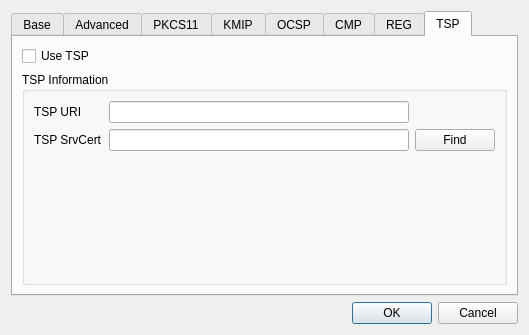
Before: the Qt Designer form CAMan/settings_dlg.ui in jykim74/CertMan, drawn with Qt 5.
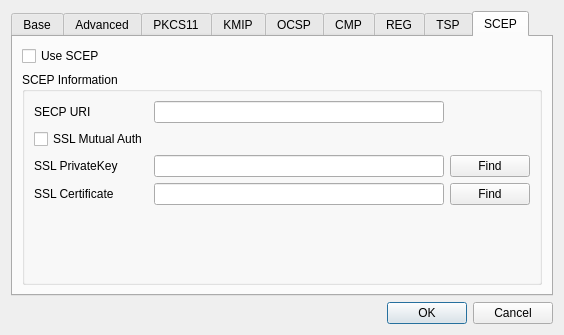
After: the same form once the commit is applied. The open tabs and pages were chosen to show the change.

```diff
--- a/CAMan/settings_dlg.ui
+++ b/CAMan/settings_dlg.ui
@@ -6,7 +6,7 @@
    <rect>
     <x>0</x>
     <y>0</y>
-    <width>529</width>
+    <width>564</width>
     <height>335</height>
    </rect>
   </property>
@@ -625,6 +625,93 @@
        </item>
       </layout>
      </widget>
+     <widget class="QWidget" name="tab_9">
+      <attribute name="title">
+       <string>SCEP</string>
+      </attribute>
+      <layout class="QGridLayout" name="gridLayout_15">
+       <item row="0" column="0">
+        <widget class="QCheckBox" name="mUseSCEPCheck">
+         <property name="text">
+          <string>Use SCEP</string>
+         </property>
+        </widget>
+       </item>
+       <item row="1" column="0">
+        <widget class="QGroupBox" name="groupBox">
+         <property name="title">
+          <string>SCEP Information</string>
+         </property>
+         <layout class="QGridLayout" name="gridLayout_16">
+          <item row="0" column="1">
+           <widget class="QLineEdit" name="mSECPURIPathText"/>
+          </item>
+          <item row="2" column="2">
+           <widget class="QPushButton" name="mSECPPrivateKeyFindBtn">
+            <property name="text">
+             <string>Find</string>
+            </property>
+           </widget>
+          </item>
+          <item row="3" column="1">
+           <widget class="QLineEdit" name="mSECPCertPathText"/>
+          </item>
+          <item row="2" column="0">
+           <widget class="QLabel" name="label_26">
+            <property name="text">
+             <string>SSL PrivateKey</string>
+            </property>
+           </widget>
+          </item>
+          <item row="2" column="1">
+           <widget class="QLineEdit" name="mSECPPrivateKeyPathText"/>
+          </item>
+          <item row="3" column="2">
+           <widget class="QPushButton" name="mSECPCertFindBtn">
+            <property name="text">
+             <string>Find</string>
+            </property>
+           </widget>
+          </item>
+          <item row="3" column="0">
+           <widget class="QLabel" name="label_27">
+            <property name="text">
+             <string>SSL Certificate</string>
+            </property>
+           </widget>
+          </item>
+          <item row="0" column="0">
+           <widget class="QLabel" name="label_25">
+            <property name="text">
+             <string>SECP URI</string>
+            </property>
+           </widget>
+          </item>
+          <item row="1" column="0">
+           <widget class="QCheckBox" name="mSCEPMutualAuthCheck">
+            <property name="text">
+             <string>SSL Mutual Auth</string>
+            </property>
+           </widget>
+          </item>
+          <item row="4" column="1">
+           <spacer name="verticalSpacer_9">
+            <property name="orientation">
+             <enum>Qt::Vertical</enum>
+            </property>
+            <property name="sizeHint" stdset="0">
+             <size>
+              <width>20</width>
+              <height>40</height>
+             </size>
+            </property>
+           </spacer>
+          </item>
+         </layout>
+        </widget>
+       </item>
+      </layout>
+     </widget>
     </widget>
    </item>
    <item>
```
Left out of the diff: 2 changed lines with no effect on the pictures.
